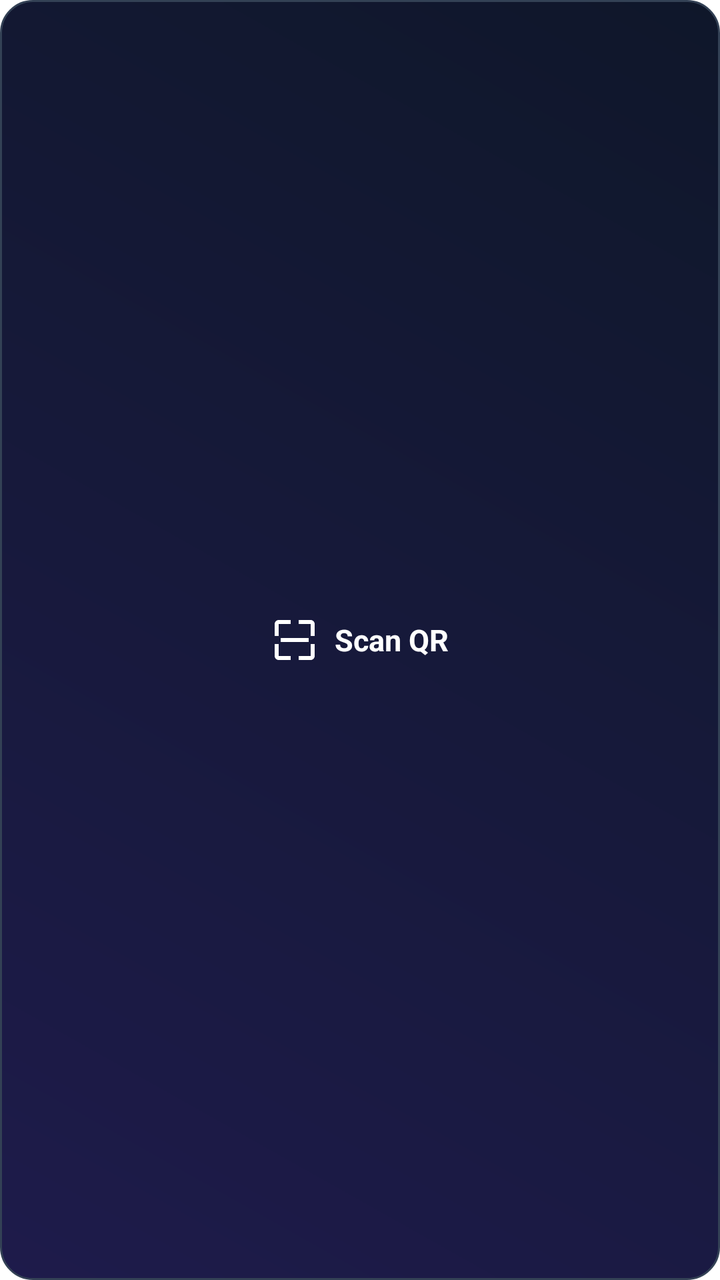
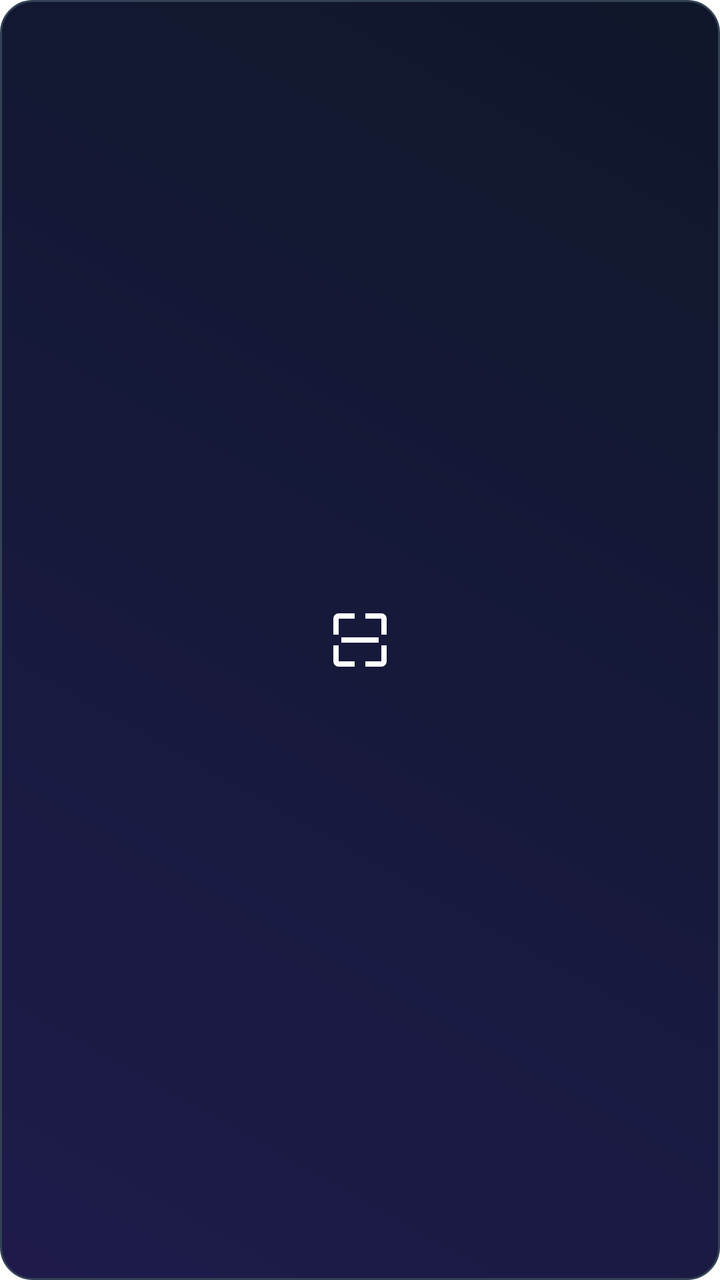

Compare the two renders of this Android layout. The source of the first and the diff that turns it into the second are given below.
<!-- AndroidManifest.xml: application theme AppTheme -->
<!-- res/layout/scan_widget.xml -->
<?xml version="1.0" encoding="utf-8"?>
<LinearLayout xmlns:android="http://schemas.android.com/apk/res/android"
    android:id="@+id/widget_button"
    android:layout_width="match_parent"
    android:layout_height="match_parent"
    android:background="@drawable/widget_bg"
    android:gravity="center"
    android:orientation="horizontal"
    android:padding="12dp"
    android:clickable="true"
    android:focusable="true">

    <ImageView
        android:layout_width="24dp"
        android:layout_height="24dp"
        android:src="@drawable/ic_scan_white"
        android:contentDescription="Scan QR"
        android:layout_marginEnd="8dp" />

    <TextView
        android:layout_width="wrap_content"
        android:layout_height="wrap_content"
        android:text="Scan QR"
        android:textColor="#FFFFFF"
        android:textSize="15sp"
        android:textStyle="bold" />

</LinearLayout>
<!-- resources referenced by this layout -->
<resources>
  <!-- drawable ic_scan_white (drawable) -->
  <vector xmlns:android="http://schemas.android.com/apk/res/android"
      android:width="24dp"
      android:height="24dp"
      android:viewportWidth="24"
      android:viewportHeight="24">
      <path
          android:fillColor="#FFFFFFFF"
          android:pathData="M4,4h6V2H4C2.9,2 2,2.9 2,4v6h2V4z M20,2h-6v2h6v6h2V4C22,2.9 21.1,2 20,2z M4,20H10v2H4c-1.1,0 -2,-0.9 -2,-2v-6h2V20z M20,20h-6v2h6c1.1,0 2,-0.9 2,-2v-6h-2V20z M5,11h14v2H5V11z"/>
  </vector>
  <!-- drawable widget_bg (drawable) -->
  <?xml version="1.0" encoding="utf-8"?>
  <shape xmlns:android="http://schemas.android.com/apk/res/android"
      android:shape="rectangle">
      <gradient
          android:startColor="#1e1b4b"
          android:endColor="#0f172a"
          android:angle="45" />
      <corners android:radius="16dp" />
      <stroke android:width="1dp" android:color="#334155" />
  </shape>
</resources>

<!-- the commit's change to res/layout/scan_widget.xml (unified diff, before → after) -->
@@ -5,24 +5,15 @@
     android:layout_height="match_parent"
     android:background="@drawable/widget_bg"
     android:gravity="center"
-    android:orientation="horizontal"
+    android:orientation="vertical"
     android:padding="12dp"
     android:clickable="true"
     android:focusable="true">
 
     <ImageView
-        android:layout_width="24dp"
-        android:layout_height="24dp"
+        android:layout_width="32dp"
+        android:layout_height="32dp"
         android:src="@drawable/ic_scan_white"
-        android:contentDescription="Scan QR"
-        android:layout_marginEnd="8dp" />
-
-    <TextView
-        android:layout_width="wrap_content"
-        android:layout_height="wrap_content"
-        android:text="Scan QR"
-        android:textColor="#FFFFFF"
-        android:textSize="15sp"
-        android:textStyle="bold" />
+        android:contentDescription="Scan QR" />
 
 </LinearLayout>
